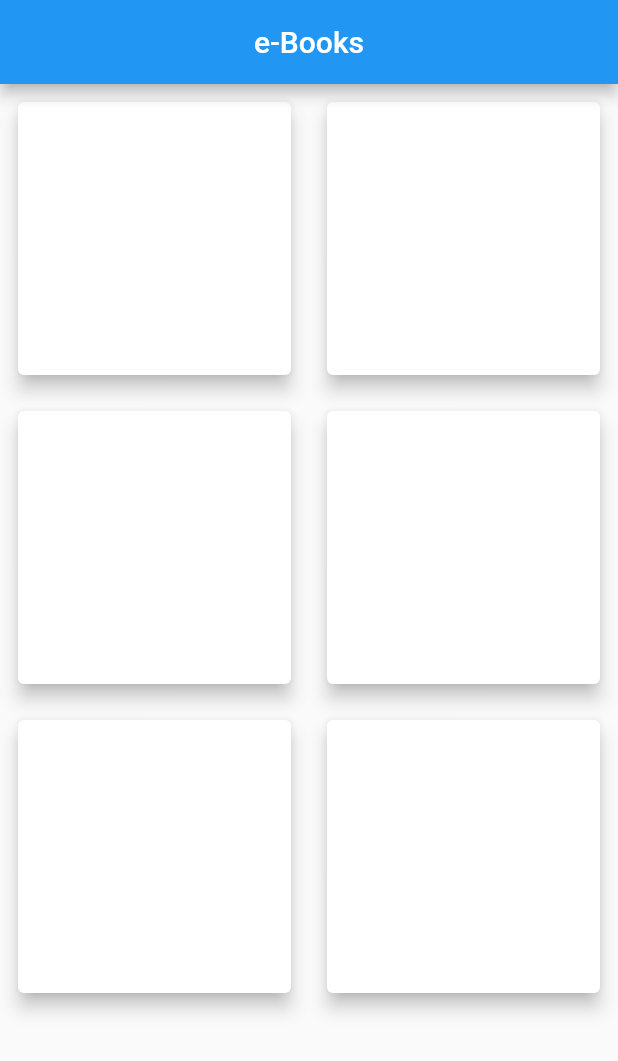
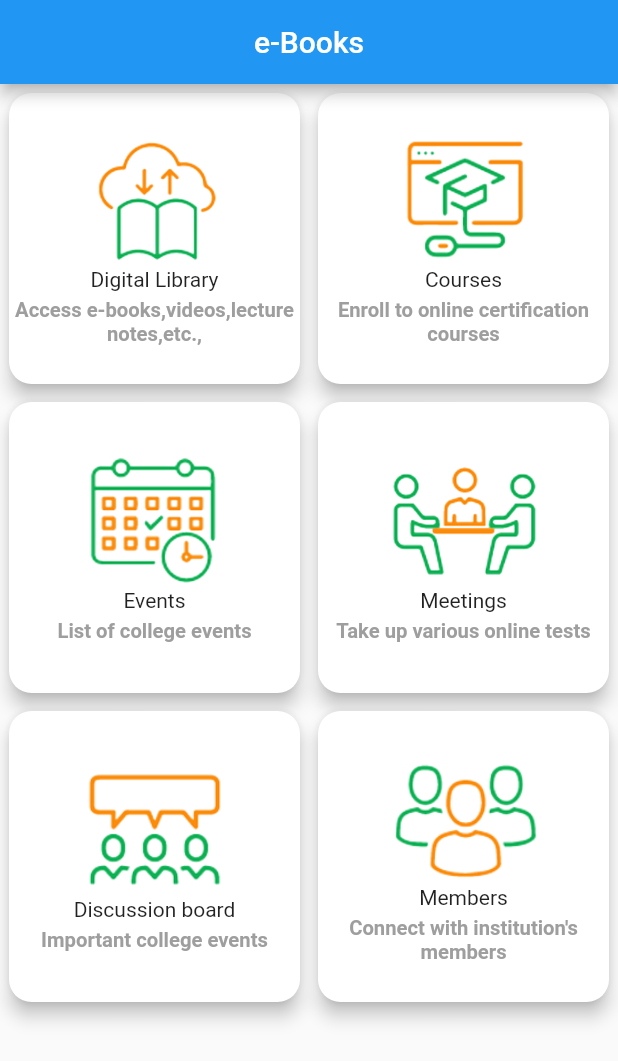
Before and after one commit to Akshaya-2807/elibrary, a Flutter app: the screen it shows after launch, on a phone screen of 412 x 824 dp. Shown: the top 1061 px of the screen. Run offline on Flutter 3.47's test engine with Material 2 defaults, Android fonts, the phone set to English and light mode, and no system bars; network calls fail.

Commit message:
code changes

```diff
--- /dev/null
+++ b/lib/bloc/diditallib_bloc.dart
@@ -0,0 +1,36 @@
+import 'dart:async';
+
+import 'package:elibrary/model/tesla_model.dart';
+import 'package:elibrary/repository/digitallib_repo.dart';
+import 'package:flutter/cupertino.dart';
+
+
+class DigitalLibBloc {
+  late DigitalLibRepository digitalLibRepository;
+
+  StreamController? digitalLibController;
+
+  StreamSink<DigitalLibModel> get digitalLibSink =>
+      digitalLibController!.sink as StreamSink<DigitalLibModel>;
+
+  Stream<DigitalLibModel> get digitalLibStream =>
+      digitalLibController!.stream as Stream<DigitalLibModel>;
+
+  DigitalLibBloc() {
+    digitalLibRepository = DigitalLibRepository();
+    digitalLibController = StreamController<DigitalLibModel>();
+  }
+
+  getDigitalLib() async {
+    try {
+      DigitalLibModel response = await digitalLibRepository.data();
+      digitalLibSink.add(response);
+    } catch (e) {
+      debugPrint(e.toString());
+    }
+  }
+
+  dispose() {
+    digitalLibController?.close();
+  }
+}
--- a/lib/ui/dashboard.dart
+++ b/lib/ui/dashboard.dart
@@ -1,3 +1,7 @@
+import 'package:elibrary/bloc/diditallib_bloc.dart';
+import 'package:elibrary/model/tesla_model.dart';
+import 'package:elibrary/repository/digitallib_repo.dart';
+import 'package:elibrary/ui/bookDetail.dart';
 import 'package:flutter/material.dart';
 
 class Dashboard extends StatefulWidget {
@@ -8,10 +12,46 @@ class Dashboard extends StatefulWidget {
 }
 
 class DashboardState extends State<Dashboard> {
+  late DigitalLibBloc digitalBloc;
   @override
   void initState() {
     super.initState();
+    digitalBloc = DigitalLibBloc();
+    digitalBloc.getDigitalLib();
   }
+
+  List<Map<dynamic, dynamic>> datas = [
+    {
+      "image": "assets/images/digital library.png",
+      "title": "Digital Library",
+      "subtitle": "Access e-books,videos,lecture notes,etc.,"
+    },
+    {
+      "image": "assets/images/courses.png",
+      "title": "Courses",
+      "subtitle": "Enroll to online certification courses"
+    },
+    {
+      "image": "assets/images/events.png",
+      "title": "Events",
+      "subtitle": "List of college events"
+    },
+    {
+      "image": "assets/images/meetings.png",
+      "title": "Meetings",
+      "subtitle": "Take up various online tests"
+    },
+    {
+      "image": "assets/images/diss board.png",
+      "title": "Discussion board",
+      "subtitle": "Important college events"
+    },
+    {
+      "image": "assets/images/members.png",
+      "title": "Members",
+      "subtitle": "Connect with institution's members"
+    },
+  ];
 
   Widget _buildContent(BuildContext context) {
     return GridView.builder(
@@ -20,15 +60,50 @@ class DashboardState extends State<Dashboard> {
         gridDelegate: const SliverGridDelegateWithFixedCrossAxisCount(
           crossAxisCount: 2,
         ),
-        itemCount: 6,
+        itemCount: datas.length,
         itemBuilder: (BuildContext context, int index) {
           return Padding(
-            padding: const EdgeInsets.all(8.0),
-            child: Card(
-              elevation: 5,
-              child: Container(
-                height: 70,
-                width: 100,
+            padding: const EdgeInsets.all(2),
+            child: InkWell(
+              onTap: () {
+                Navigator.push(
+                  context,
+                  MaterialPageRoute(builder: (context) => BookDetail()),
+                );
+              },
+              child: Card(
+                shape: RoundedRectangleBorder(
+                  borderRadius: BorderRadius.circular(15.0),
+                ),
+                elevation: 5,
+                child: Container(
+                  height: 70,
+                  width: 130,
+                  child: Column(
+                    mainAxisAlignment: MainAxisAlignment.center,
+                    crossAxisAlignment: CrossAxisAlignment.center,
+                    children: [
+                      Image.asset(
+                        datas[index]["image"],
+                        height: 90,
+                      ),
+                      Text(
+                        datas[index]["title"],
+                      ),
+                      SizedBox(
+                        height: 4,
+                      ),
+                      Text(
+                        datas[index]["subtitle"],
+                        textAlign: TextAlign.center,
+                        style: TextStyle(
+                            fontSize: 13.5,
+                            color: Colors.grey,
+                            fontWeight: FontWeight.bold),
+                      )
+                    ],
+                  ),
+                ),
               ),
             ),
           );
--- a/pubspec.yaml
+++ b/pubspec.yaml
@@ -34,6 +34,7 @@ dependencies:
   # The following adds the Cupertino Icons font to your application.
   # Use with the CupertinoIcons class for iOS style icons.
   cupertino_icons: ^1.0.2
+  auto_route: ^3.2.4
 
 dev_dependencies:
   flutter_test:
@@ -58,8 +59,8 @@ flutter:
   uses-material-design: true
 
   # To add assets to your application, add an assets section, like this:
-  # assets:
-  #   - images/a_dot_burr.jpeg
+  assets:
+    - assets/images/
   #   - images/a_dot_ham.jpeg
 
   # An image asset can refer to one or more resolution-specific "variants", see
```
Also changed, not shown: lib/model/tesla_model.dart (added, +95 -0 lines), lib/repository/digitallib_repo.dart (added, +22 -0 lines), lib/ui/bookDetail.dart (added, +41 -0 lines), assets/images/courses.png (added), assets/images/digital library.png (added), assets/images/diss board.png (added), assets/images/events.png (added), assets/images/meetings.png (added), assets/images/members.png (added), pubspec.lock.
